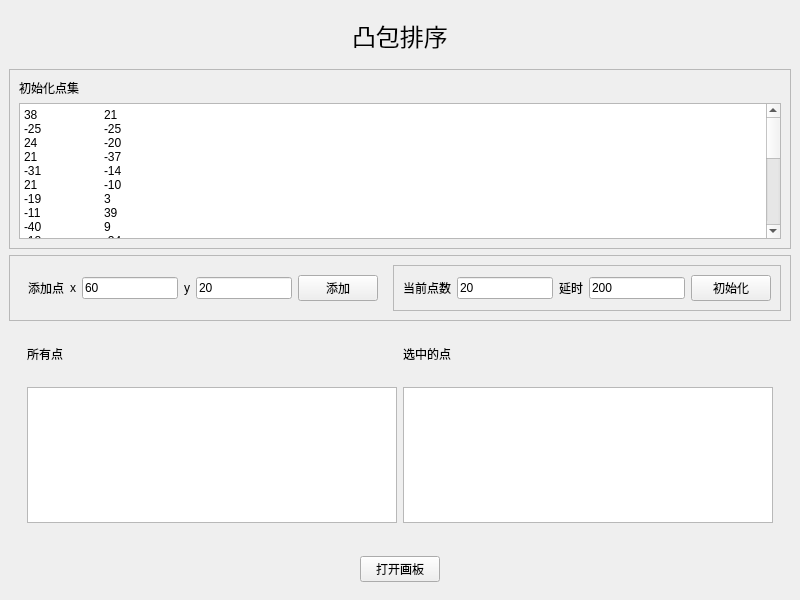
The window that mainwindow.ui (ningzichun/ConvexHull) describes before a commit, drawn with Qt 5.
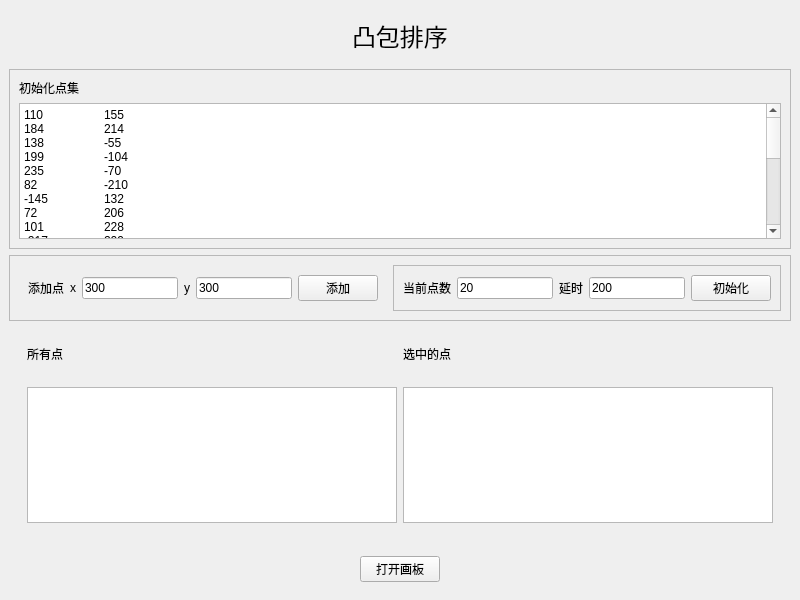
The same window after the commit.

Patch:
```diff
--- a/mainwindow.ui
+++ b/mainwindow.ui
@@ -81,26 +81,26 @@
        <item>
         <widget class="QPlainTextEdit" name="initialData">
          <property name="plainText">
-          <string>38	21
--25	-25
-24	-20
-21	-37
--31	-14
-21	-10
--19	3
--11	39
--40	9
--18	-34
--1	41
--11	-6
-15	-14
-32	-29
-8	12
-49	45
-49	30
-14	15
-28	-42
--11	19
+          <string>110	155
+184	214
+138	-55
+199	-104
+235	-70
+82	-210
+-145	132
+72	206
+101	228
+-217	209
+-191	12
+-171	-194
+-163	67
+-203	5
+-141	-131
+20	109
+-8	170
+107	-94
+-134	-80
+114	46
 </string>
          </property>
         </widget>
@@ -137,7 +137,7 @@
           <item>
            <widget class="QLineEdit" name="newX">
             <property name="text">
-             <string>60</string>
+             <string>300</string>
             </property>
            </widget>
           </item>
@@ -151,7 +151,7 @@
           <item>
            <widget class="QLineEdit" name="newY">
             <property name="text">
-             <string>20</string>
+             <string>300</string>
             </property>
            </widget>
           </item>
```
